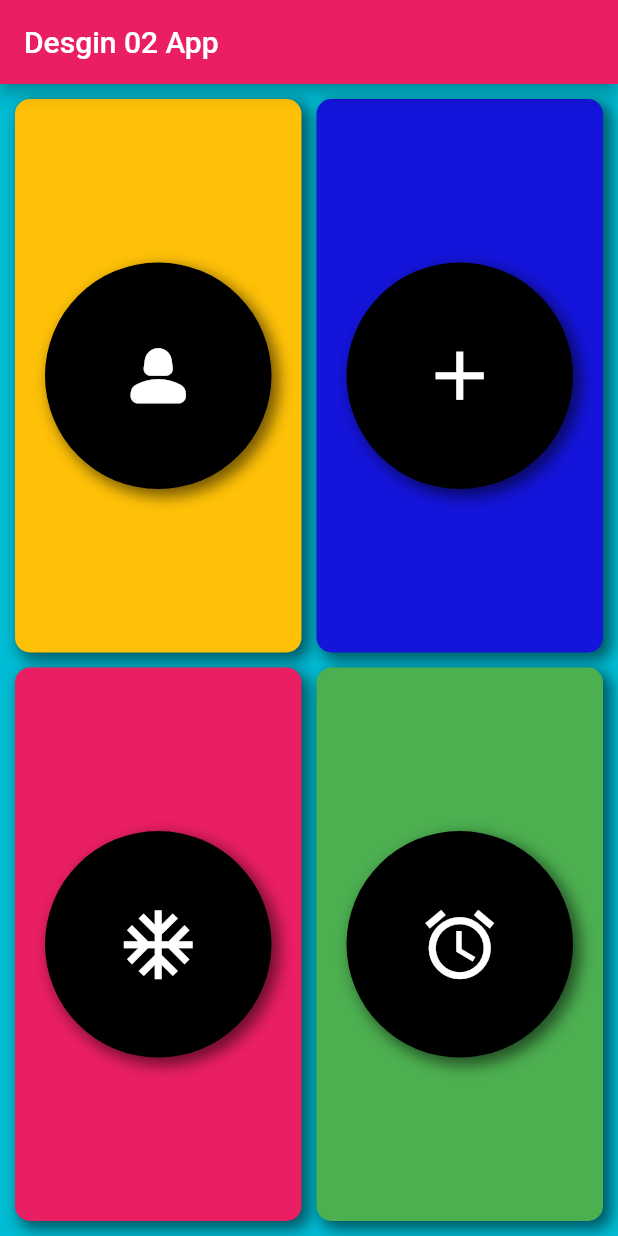
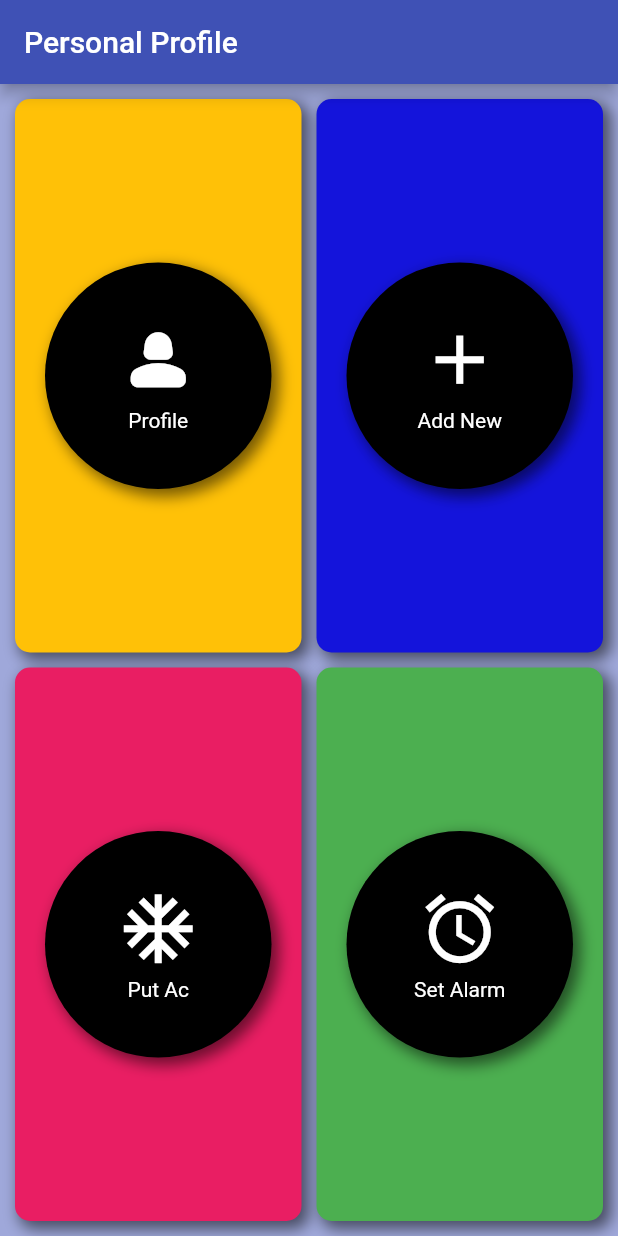
Before and after one commit to pulabethmage/Flutter-UI-Tutorials-Features, a Flutter app: the screen it shows after launch, on a phone screen of 412 x 824 dp. Run offline on Flutter 3.47's test engine with Material 2 defaults, Android fonts, the phone set to English and light mode, and no system bars.

```diff
--- a/lib/main.dart
+++ b/lib/main.dart
@@ -13,9 +13,9 @@ class MyApp extends StatelessWidget {
   @override
   Widget build(BuildContext context) {
     return MaterialApp(
-      title: 'Design 02',
+      title: 'Personal File App',
       theme: ThemeData(
-        primarySwatch: Colors.pink,
+        primarySwatch: Colors.indigo,
       ),
       home: MyHomePage(),
     );
--- a/lib/myhomepage.dart
+++ b/lib/myhomepage.dart
@@ -11,10 +11,10 @@ class _MyHomePageState extends State<MyHomePage> {
   Widget build(BuildContext context) {
     return Scaffold(
       appBar: AppBar(
-        title: const Text("Desgin 02 App"),
+        title: const Text("Personal Profile"),
       ),
       body: Container(
-        color: Colors.cyan,
+        color: Colors.indigo.shade200,
         padding: const EdgeInsets.all(5.0),
         child: Column(
           children: [
@@ -25,10 +25,12 @@ class _MyHomePageState extends State<MyHomePage> {
                   MySquareShadow(
                     backColor: Colors.amber,
                     imageIcon: Icons.person_2_rounded,
+                    iconText: "Profile",
                   ),
                   MySquareShadow(
                     backColor: Color.fromARGB(255, 20, 20, 219),
                     imageIcon: Icons.add,
+                    iconText: "Add New",
                   ),
                 ],
               ),
@@ -40,10 +42,12 @@ class _MyHomePageState extends State<MyHomePage> {
                   MySquareShadow(
                     backColor: Colors.pink,
                     imageIcon: Icons.ac_unit,
+                    iconText: "Put Ac",
                   ),
                   MySquareShadow(
                     backColor: Colors.green,
                     imageIcon: Icons.access_alarm,
+                    iconText: "Set Alarm",
                   ),
                 ],
               ),
--- a/lib/square_shadow.dart
+++ b/lib/square_shadow.dart
@@ -1,10 +1,15 @@
+import 'package:designproject02/profile_page.dart';
 import 'package:flutter/material.dart';
 
 class MySquareShadow extends StatelessWidget {
   final Color backColor;
   final IconData imageIcon;
+  final String iconText;
 
-  MySquareShadow({required this.backColor, required this.imageIcon});
+  MySquareShadow(
+      {required this.backColor,
+      required this.imageIcon,
+      required this.iconText});
 
   @override
   Widget build(BuildContext context) {
@@ -26,6 +31,15 @@ class MySquareShadow extends StatelessWidget {
         margin: const EdgeInsets.all(5),
         height: double.maxFinite,
         padding: const EdgeInsets.all(20.0),
+        child: GestureDetector(
+          onTap: () {
+            if (iconText == "Profile") {
+              Navigator.push(
+                context,
+                MaterialPageRoute(builder: (context) => const ProfilePage()),
+              );
+            }
+          },
           child: Container(
             alignment: Alignment.center,
             width: 100,
@@ -41,10 +55,23 @@ class MySquareShadow extends StatelessWidget {
               color: Colors.black,
               shape: BoxShape.circle,
             ),
-          child: Icon(
+            child: Column(
+              mainAxisAlignment: MainAxisAlignment.center,
+              children: [
+                Icon(
                   imageIcon,
                   color: Colors.white,
                   size: 55.0,
+                ),
+                Container(
+                  margin: EdgeInsets.only(top: 5.0),
+                  child: Text(
+                    iconText,
+                    style: TextStyle(color: Colors.white),
+                  ),
+                ),
+              ],
+            ),
           ),
         ),
       ),
```
Also changed, not shown: lib/mylistitem.dart (added, +19 -0 lines), lib/mystoryview.dart (added, +23 -0 lines), lib/profile_page.dart (added, +103 -0 lines). Lines whose indentation alone changed are shown as unchanged.
